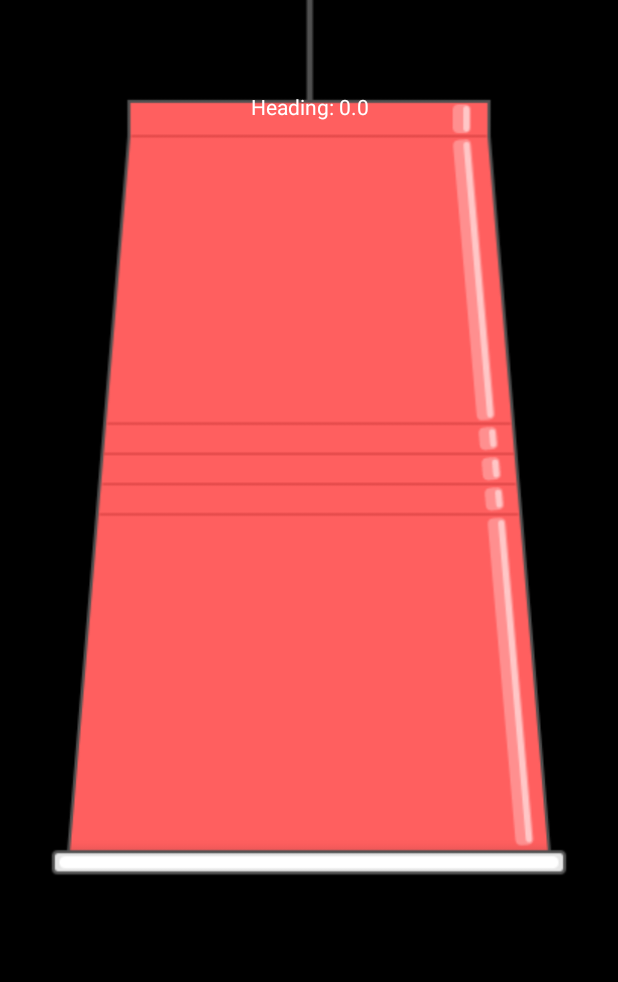
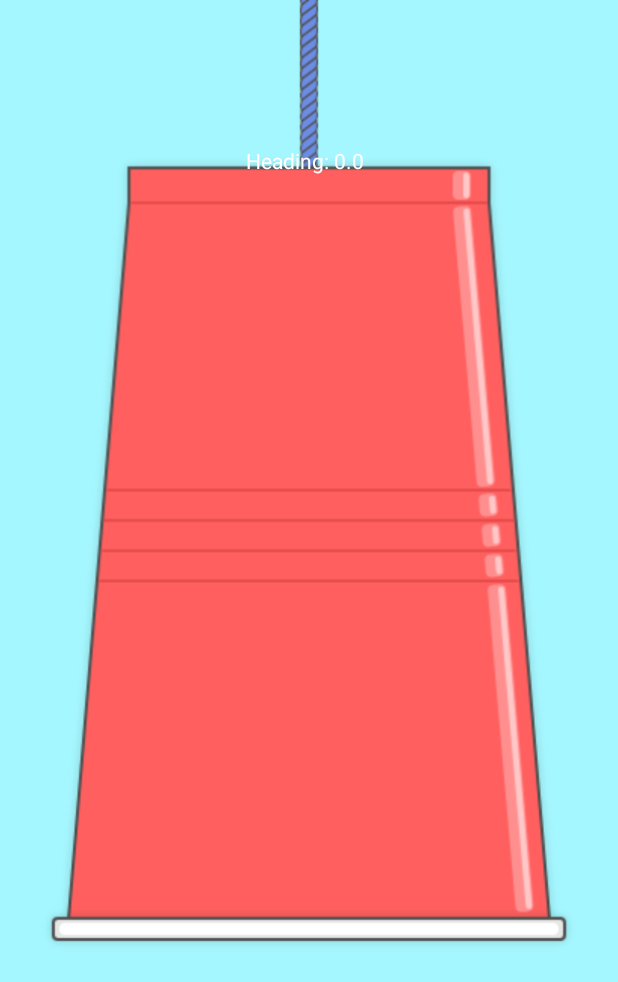
Before and after one commit to fernandobagtas/581-cup-on-a-string, an Android app: the screen it shows after launch (MainActivity), on a phone screen of 412 x 824 dp. Shown: the top 982 px of the screen. Run offline under Robolectric (Android 15) with nearby library versions, the phone set to English and light mode, and no system bars.

Commit message:
changed cup image

```diff
--- a/app/src/main/res/layout/activity_main.xml
+++ b/app/src/main/res/layout/activity_main.xml
@@ -4,7 +4,7 @@
     xmlns:tools="http://schemas.android.com/tools"
     android:layout_width="match_parent"
     android:layout_height="match_parent"
-    android:background="#000000">
+    android:background="#A5F7FF">
 
     <ImageView
         android:id="@+id/red_cup_down"
@@ -30,19 +30,19 @@
         android:layout_alignParentStart="true"
         android:layout_alignParentTop="true"
         android:layout_centerHorizontal="true"
-        android:layout_marginStart="167dp"
-        android:layout_marginTop="61dp"
+        android:layout_marginStart="164dp"
+        android:layout_marginTop="97dp"
         android:gravity="center"
         android:text="Heading: 0.0"
         android:textColor="#FFFFFF" />
 
     <ImageView
         android:id="@+id/imageView"
-        android:layout_width="169dp"
-        android:layout_height="150dp"
+        android:layout_width="180dp"
+        android:layout_height="180dp"
         android:layout_alignParentTop="true"
         android:layout_centerHorizontal="true"
-        android:layout_marginTop="207dp"
+        android:layout_marginTop="232dp"
         tools:src="@tools:sample/backgrounds/scenic"
         tools:srcCompat="@drawable/forsen_cd" />
 
```
Also changed, not shown: app/src/main/res/drawable/red_cup_down.png.
